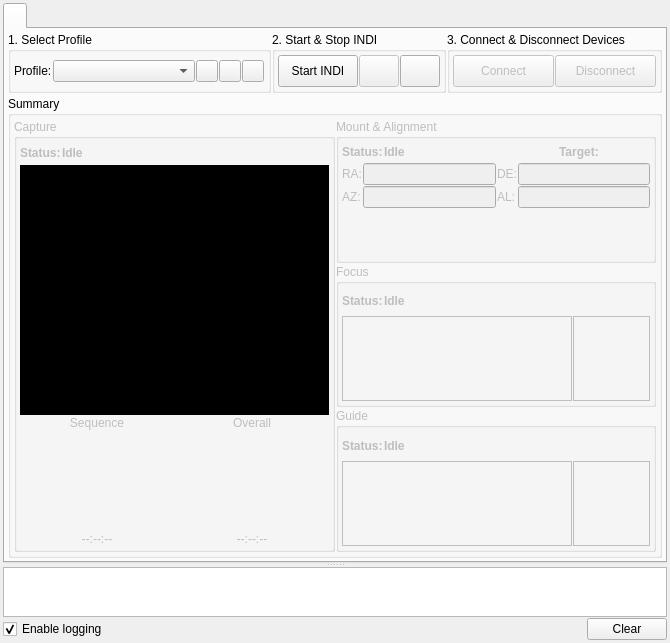
Qt form kstars/ekos/ekosmanager.ui (KDE/kstars) before a commit.
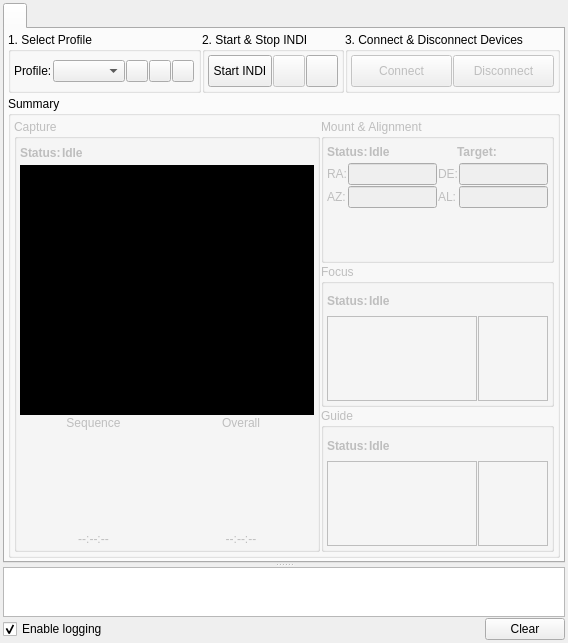
The same form after that commit. Custom widgets are drawn as their Qt base class.

Patch:
```diff
--- a/kstars/ekos/ekosmanager.ui
+++ b/kstars/ekos/ekosmanager.ui
@@ -6,7 +6,7 @@
    <rect>
     <x>0</x>
     <y>0</y>
-    <width>670</width>
+    <width>546</width>
     <height>636</height>
    </rect>
   </property>
@@ -392,7 +392,7 @@
           <property name="title">
            <string>Summary</string>
           </property>
-          <layout class="QHBoxLayout" name="horizontalLayout_8">
+          <layout class="QHBoxLayout" name="horizontalLayout_8" stretch="2,1">
            <property name="spacing">
             <number>1</number>
            </property>
```
